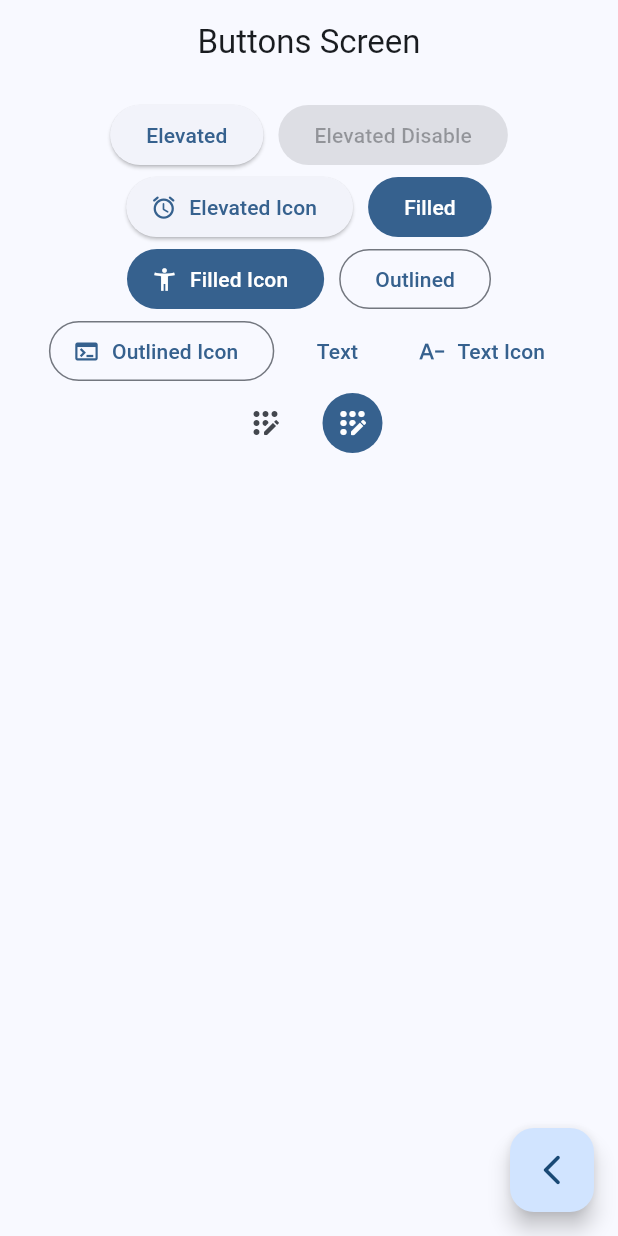
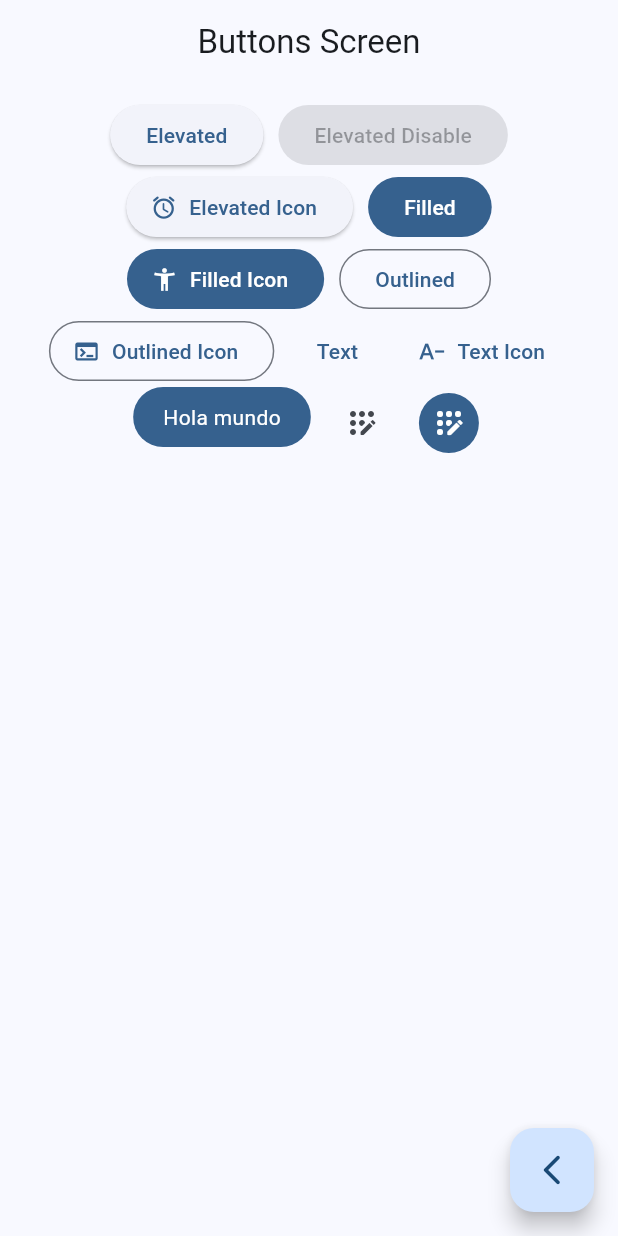
Before and after one commit to GerardSeef/widget_app, a Flutter app: the ButtonsScreen screen opened by its route, on a phone screen of 412 x 824 dp. Run offline on Flutter 3.47's test engine with Material 2 defaults, Android fonts, the phone set to English and light mode, and no system bars; our stand-ins replace go_router.

Commit message:
button personalizado

```diff
--- a/lib/presentation/buttons/buttons_screen.dart
+++ b/lib/presentation/buttons/buttons_screen.dart
@@ -78,7 +78,7 @@ class _ButtonsView extends StatelessWidget {
                 label: const Text('Text Icon'),
               ),
 
-              //TODO: custom button
+              const CustomButton(),
 
               IconButton(
                 onPressed: () {},
@@ -97,3 +97,29 @@ class _ButtonsView extends StatelessWidget {
     );
   }
 }
+
+
+class CustomButton extends StatelessWidget {
+  const CustomButton({super.key});
+
+  @override
+  Widget build(BuildContext context) {
+
+    final colors = Theme.of(context).colorScheme;
+    return ClipRRect(
+      borderRadius: BorderRadius.circular(20.0),
+      child: Material(
+        color: colors.primary,
+        child: InkWell(
+          onTap: () {
+
+          },
+          child: Padding(
+            padding: const EdgeInsets.symmetric(horizontal: 20, vertical: 10),
+            child: const Text('Hola mundo', style: TextStyle(color: Colors.white),),
+          ),
+        ),
+      ),
+    );
+  }
+}
```
